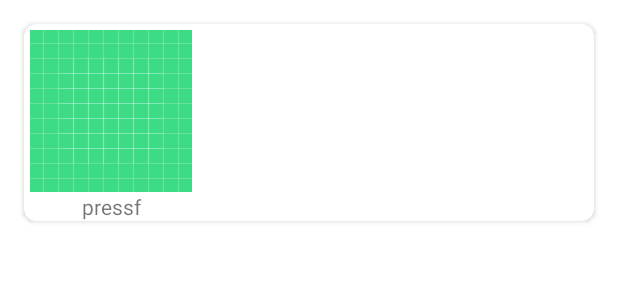
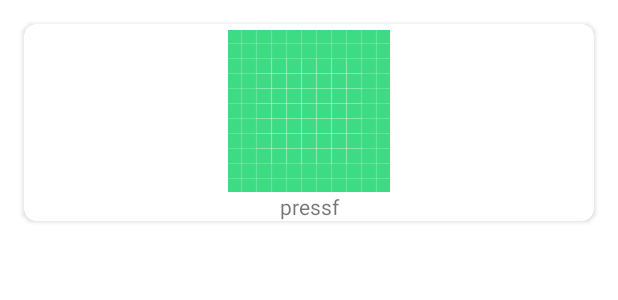
Before and after one commit to tereshkevich1/TestApp, an Android app: the layout image_list_item.xml on its own in the app's theme, with its tools: preview values and no code run, on a phone screen of 412 x 824 dp. Shown: the top 300 px of the screen. Run offline under Robolectric (Android 15) with nearby library versions, the phone set to English and light mode, and no system bars; network calls fail.

```diff
--- a/app/src/main/java/com/example/testapp/data/common/utils/SharedPref.kt
+++ b/app/src/main/java/com/example/testapp/data/common/utils/SharedPref.kt
@@ -4,14 +4,13 @@ import android.content.Context
 import android.content.SharedPreferences
 
 @Suppress("UNCHECKED_CAST")
-class SharedPrefs (private val context: Context) {
+class SharedPrefs (context: Context) {
     companion object {
         private const val PREF = "MyAppPrefName"
         private const val PREF_TOKEN = "user_token"
     }
 
     private val sharedPref: SharedPreferences = context.getSharedPreferences(PREF, Context.MODE_PRIVATE)
-
 
     fun saveToken(token: String){
         put(PREF_TOKEN, token)
--- a/app/src/main/java/com/example/testapp/data/remote/util/HandleApi.kt
+++ b/app/src/main/java/com/example/testapp/data/remote/util/HandleApi.kt
@@ -1,6 +1,5 @@
 package com.example.testapp.data.remote.util
 
-import android.util.Log
 import com.example.testapp.data.remote.dto.common.SignUpErrorResponse
 import com.google.gson.Gson
 import retrofit2.HttpException
@@ -31,10 +30,8 @@ suspend fun <T : Any, E: Any> handleApi(
             NetworkResult.Error(code = response.code(), message = errorMessage)
         }
     } catch (e: HttpException) {
-        Log.d("NetworkResult", "Su35cces")
         NetworkResult.Error(code = e.code(), message = e.message())
     } catch (e: Throwable) {
-        Log.d("NetworkResult", "Succ5es")
         NetworkResult.Exception(e)
     }
 }
--- a/app/src/main/java/com/example/testapp/domain/use_case/date/GetCurrentTimestampUseCase.kt
+++ b/app/src/main/java/com/example/testapp/domain/use_case/date/GetCurrentTimestampUseCase.kt
@@ -1,12 +1,10 @@
 package com.example.testapp.domain.use_case.date
 
-import android.util.Log
 import javax.inject.Inject
 
 class GetCurrentTimestampUseCase @Inject constructor() {
     operator fun invoke(): Long {
         val currentTime = System.currentTimeMillis() / 1000
-        Log.d("Timestamp", "Current Timestamp: ${currentTime}")
         return currentTime
     }
 }
--- a/app/src/main/java/com/example/testapp/domain/use_case/image/UploadImageUseCase.kt
+++ b/app/src/main/java/com/example/testapp/domain/use_case/image/UploadImageUseCase.kt
@@ -6,6 +6,7 @@ import com.example.testapp.data.remote.dto.image.ImageDtoOut
 import com.example.testapp.data.remote.util.NetworkResult
 import com.example.testapp.domain.repository.ImagesRepository
 import com.example.testapp.domain.use_case.date.GetCurrentTimestampUseCase
+import com.example.testapp.domain.use_case.image.image_decoding.BitmapToBase64UseCase
 import kotlinx.coroutines.Dispatchers
 import kotlinx.coroutines.flow.Flow
 import kotlinx.coroutines.flow.flow
--- a/app/src/main/java/com/example/testapp/domain/use_case/image/GetImageByIdUseCase.kt
+++ b/app/src/main/java/com/example/testapp/domain/use_case/image/database_operations/GetImageByIdUseCase.kt
@@ -1,9 +1,10 @@
-package com.example.testapp.domain.use_case.image
+package com.example.testapp.domain.use_case.image.database_operations
 
 import android.net.Uri
 import com.example.testapp.domain.model.ImageWithBitmap
 import com.example.testapp.domain.repository.ImagesRepository
 import com.example.testapp.domain.use_case.date.DateToStringUseCase
+import com.example.testapp.domain.use_case.image.image_decoding.GetBitmapFromUriUseCase
 import kotlinx.coroutines.Dispatchers
 import kotlinx.coroutines.withContext
 import javax.inject.Inject
@@ -21,7 +22,7 @@ class GetImageByIdUseCase @Inject constructor(
 
         val formattedDate = dateToStringUseCase.invoke(
             milliSeconds = imageEntity.date,
-            format = "yyyy-MM-dd HH:mm:ss"
+            format = "yyyy-MM-dd"
         )
 
         ImageWithBitmap(
--- a/app/src/main/java/com/example/testapp/domain/use_case/image/GetImagesUseCase.kt
+++ b/app/src/main/java/com/example/testapp/domain/use_case/image/database_operations/GetImagesUseCase.kt
@@ -1,9 +1,10 @@
-package com.example.testapp.domain.use_case.image
+package com.example.testapp.domain.use_case.image.database_operations
 
 import android.net.Uri
 import com.example.testapp.domain.model.ImageWithBitmap
 import com.example.testapp.domain.repository.ImagesRepository
 import com.example.testapp.domain.use_case.date.DateToStringUseCase
+import com.example.testapp.domain.use_case.image.image_decoding.GetBitmapFromUriUseCase
 import kotlinx.coroutines.Dispatchers
 import kotlinx.coroutines.withContext
 import javax.inject.Inject
@@ -22,7 +23,7 @@ class GetImagesUseCase @Inject constructor(
 
             val formattedDate = dateToStringUseCase.invoke(
                 milliSeconds = entity.date,
-                format = "yyyy-MM-dd HH:mm:ss"
+                format = "yyyy-MM-dd"
             )
 
             ImageWithBitmap(
--- a/app/src/main/java/com/example/testapp/domain/use_case/image/CreateFileUseCase.kt
+++ b/app/src/main/java/com/example/testapp/domain/use_case/image/file_operations/CreateFileUseCase.kt
@@ -1,4 +1,4 @@
-package com.example.testapp.domain.use_case.image
+package com.example.testapp.domain.use_case.image.file_operations
 
 import android.content.Context
 import android.os.Environment
--- a/app/src/main/java/com/example/testapp/domain/use_case/image/GetUriForFileUseCase.kt
+++ b/app/src/main/java/com/example/testapp/domain/use_case/image/file_operations/GetUriForFileUseCase.kt
@@ -1,4 +1,4 @@
-package com.example.testapp.domain.use_case.image
+package com.example.testapp.domain.use_case.image.file_operations
 
 import android.content.Context
 import android.net.Uri
--- a/app/src/main/java/com/example/testapp/domain/use_case/image/SaveImageUseCase.kt
+++ b/app/src/main/java/com/example/testapp/domain/use_case/image/file_operations/SaveImageUseCase.kt
@@ -1,4 +1,4 @@
-package com.example.testapp.domain.use_case.image
+package com.example.testapp.domain.use_case.image.file_operations
 
 import android.graphics.Bitmap
 import java.io.File
--- a/app/src/main/java/com/example/testapp/domain/use_case/image/BitmapToBase64UseCase.kt
+++ b/app/src/main/java/com/example/testapp/domain/use_case/image/image_decoding/BitmapToBase64UseCase.kt
@@ -1,4 +1,4 @@
-package com.example.testapp.domain.use_case.image
+package com.example.testapp.domain.use_case.image.image_decoding
 
 import android.graphics.Bitmap
 import android.util.Base64
--- a/app/src/main/java/com/example/testapp/domain/use_case/image/GetBitmapFromUriUseCase.kt
+++ b/app/src/main/java/com/example/testapp/domain/use_case/image/image_decoding/GetBitmapFromUriUseCase.kt
@@ -1,4 +1,4 @@
-package com.example.testapp.domain.use_case.image
+package com.example.testapp.domain.use_case.image.image_decoding
 
 import android.content.Context
 import android.graphics.Bitmap
--- a/app/src/main/res/layout/image_list_item.xml
+++ b/app/src/main/res/layout/image_list_item.xml
@@ -13,17 +13,16 @@
     app:strokeColor="?attr/colorOnSecondaryFixedVariant"
     app:strokeWidth="1dp">
 
-
     <TextView
         android:id="@+id/descriptionTextView"
-        android:layout_width="wrap_content"
-        android:layout_height="wrap_content"
-        android:ellipsize="end"
+        android:layout_width="match_parent"
+        android:layout_height="match_parent"
         android:gravity="center_horizontal"
-        android:maxLines="8"
         android:paddingHorizontal="4dp"
         android:paddingTop="4dp"
         android:text="pressf"
+        android:textAlignment="center"
+        android:textSize="14sp"
         app:drawableTopCompat="@drawable/ic_launcher_background" />
 
 </androidx.cardview.widget.CardView>
```
Also changed, not shown: app/src/main/java/com/example/testapp/presentation/ui/gallery/GalleryFragment.kt (+24 -1 lines), app/src/main/java/com/example/testapp/presentation/ui/gallery/GalleryViewModel.kt (+25 -12 lines).
